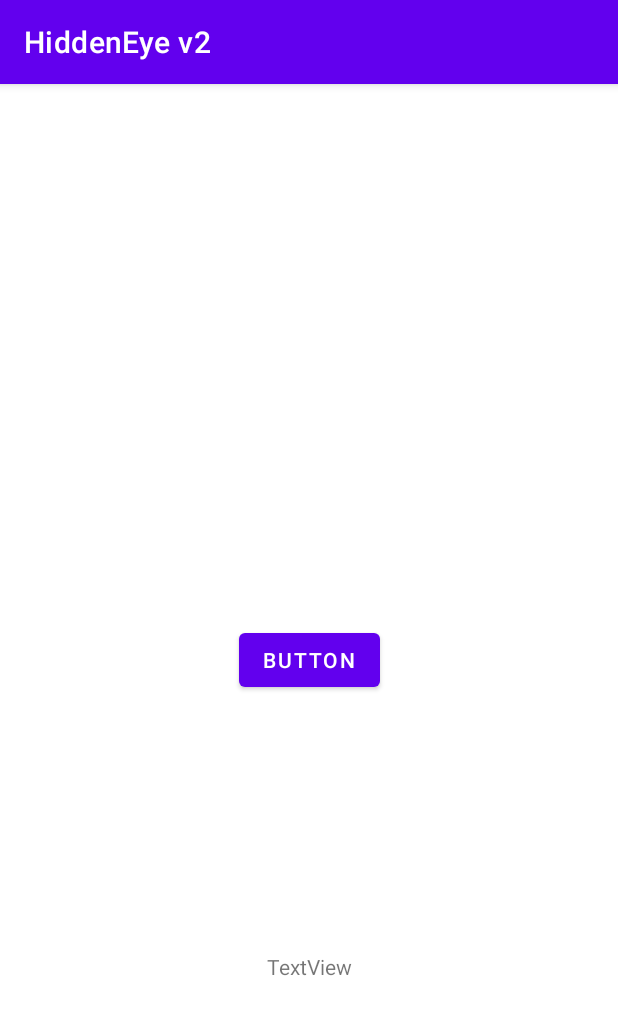
After one commit to Joel-yj/EyeSpy, an Android app: the cosmosActivity screen opened directly, with no data from a screen before it, on a phone screen of 412 x 824 dp. The commit adds this screen. Shown: the top 1015 px of the screen. Run offline under Robolectric (Android 15) with nearby library versions, the phone set to English and light mode, and no system bars; libraries missing offline, so code that uses them is left out: com.azure.cosmos; 5 statements that could not run were skipped.

```diff
--- a/app/build.gradle
+++ b/app/build.gradle
@@ -60,8 +60,6 @@ dependencies {
     implementation 'com.azure:azure-core:1.37.0'
 
 
-
-
 //  Google Firebase stuff
     implementation platform('com.google.firebase:firebase-bom:31.2.3')
     implementation 'com.google.firebase:firebase-database'
--- /dev/null
+++ b/app/src/main/java/com/example/hiddeneye/Activities/cosmosActivity.java
@@ -0,0 +1,27 @@
+package com.example.hiddeneye.Activities;
+
+import android.os.Bundle;
+
+import androidx.appcompat.app.AppCompatActivity;
+
+import com.azure.cosmos.CosmosContainer;
+import com.example.hiddeneye.Repository.CosmosDBRepository;
+import com.example.hiddeneye.databinding.ActivityCosmosBinding;
+
+public class cosmosActivity extends AppCompatActivity {
+
+    ActivityCosmosBinding binding;
+
+
+    @Override
+    protected void onCreate(Bundle savedInstanceState) {
+        super.onCreate(savedInstanceState);
+        binding = ActivityCosmosBinding.inflate(getLayoutInflater());
+        setContentView(binding.getRoot());
+
+        CosmosDBRepository cosmosDBRepository = new CosmosDBRepository();
+        CosmosContainer container = cosmosDBRepository.getContainer();
+
+        cosmosDBRepository.close();
+    }
+}
--- a/app/src/main/java/com/example/hiddeneye/MainActivity.java
+++ b/app/src/main/java/com/example/hiddeneye/MainActivity.java
@@ -6,7 +6,7 @@ import android.view.View;
 
 import androidx.appcompat.app.AppCompatActivity;
 
-import com.example.hiddeneye.Activities.HomeActivity;
+import com.example.hiddeneye.Activities.cosmosActivity;
 import com.example.hiddeneye.databinding.ActivityMainBinding;
 
 public class MainActivity extends AppCompatActivity {
@@ -22,7 +22,7 @@ public class MainActivity extends AppCompatActivity {
             @Override
             public void onClick(View view) {
 
-                Intent i = new Intent(MainActivity.this, HomeActivity.class);
+                Intent i = new Intent(MainActivity.this, cosmosActivity.class);
                 startActivity(i);
             }
         });
--- /dev/null
+++ b/app/src/main/java/com/example/hiddeneye/Repository/CosmosDBRepository.java
@@ -0,0 +1,36 @@
+package com.example.hiddeneye.Repository;
+
+import com.azure.cosmos.CosmosClient;
+import com.azure.cosmos.CosmosClientBuilder;
+import com.azure.cosmos.CosmosContainer;
+import com.azure.cosmos.CosmosDatabase;
+
+public class CosmosDBRepository {
+
+    private static final String uri = "https://test-joel.documents.azure.com:443/";
+    private static final String key = "UvSoY0qjoS9Hqosdz5ndT9hPJAhHKJcXyf2fvDoWVOH8fU912yve3xdquZF0CywSXBoxUGZEN91LACDbsmGDWA==";
+    private static final String database = "test";
+    private static final String container = "test";
+
+    private CosmosClient client;
+    private CosmosDatabase cosmosDatabase;
+    private CosmosContainer cosmosContainer;
+
+    public CosmosDBRepository(){
+        client = new CosmosClientBuilder().endpoint(uri).key(key).buildClient();
+
+        cosmosDatabase = client.getDatabase(database);
+        cosmosContainer = cosmosDatabase.getContainer(container);
+
+    }
+
+    public CosmosContainer getContainer() {
+        return cosmosContainer;
+    }
+
+    public void close(){
+        client.close();
+    }
+
+
+}
--- /dev/null
+++ b/app/src/main/res/layout/activity_cosmos.xml
@@ -0,0 +1,28 @@
+<?xml version="1.0" encoding="utf-8"?>
+<androidx.constraintlayout.widget.ConstraintLayout xmlns:android="http://schemas.android.com/apk/res/android"
+    xmlns:app="http://schemas.android.com/apk/res-auto"
+    xmlns:tools="http://schemas.android.com/tools"
+    android:layout_width="match_parent"
+    android:layout_height="match_parent"
+    tools:context=".Activities.cosmosActivity">
+
+    <Button
+        android:id="@+id/button"
+        android:layout_width="wrap_content"
+        android:layout_height="wrap_content"
+        android:text="Button"
+        app:layout_constraintBottom_toBottomOf="parent"
+        app:layout_constraintEnd_toEndOf="parent"
+        app:layout_constraintStart_toStartOf="parent"
+        app:layout_constraintTop_toTopOf="parent" />
+
+    <TextView
+        android:id="@+id/textView"
+        android:layout_width="wrap_content"
+        android:layout_height="wrap_content"
+        android:text="TextView"
+        app:layout_constraintBottom_toBottomOf="parent"
+        app:layout_constraintEnd_toEndOf="parent"
+        app:layout_constraintStart_toStartOf="parent"
+        app:layout_constraintTop_toBottomOf="@+id/button" />
+</androidx.constraintlayout.widget.ConstraintLayout>
```
Also changed, not shown: app/src/main/AndroidManifest.xml (+5 -2 lines), app/src/main/assets/cosmosdb-keys.txt (+10 -10 lines).
